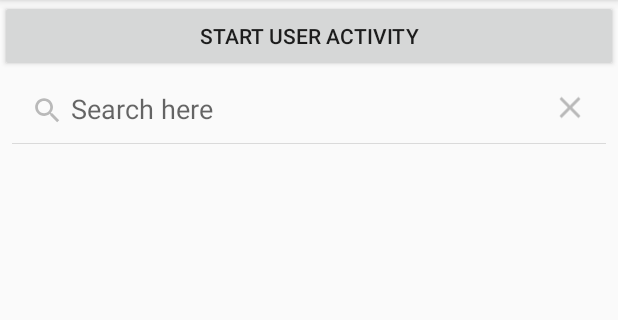
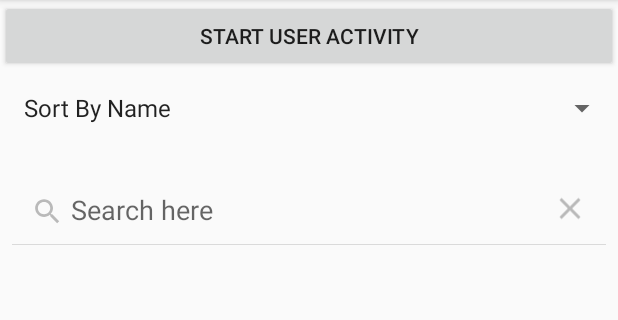
Before and after one commit to thitgorn/SSD-BookStore, an Android app: the screen it shows after launch (MainActivity), after a tap on "Search", on a phone screen of 412 x 824 dp, the part 84-404 px from its top. Run offline under Robolectric (Android 15) with nearby library versions, the phone set to English and light mode, and no system bars; network calls fail.

```diff
--- a/app/src/main/java/com/example/thitiwat/booklist/MainActivity.kt
+++ b/app/src/main/java/com/example/thitiwat/booklist/MainActivity.kt
@@ -6,8 +6,7 @@ import android.os.Bundle
 import android.provider.AlarmClock.EXTRA_MESSAGE
 import android.view.Menu
 import android.view.View
-import android.widget.ArrayAdapter
-import android.widget.SearchView
+import android.widget.*
 import com.example.thitiwat.booklist.model.Book
 import com.example.thitiwat.booklist.model.DataBookRepository
 import com.example.thitiwat.booklist.presenter.BookPresenter
@@ -17,6 +16,8 @@ import kotlinx.android.synthetic.main.activity_main.*
 class MainActivity : AppCompatActivity(), BookView {
 
     lateinit var BookView: BookPresenter
+    lateinit var options: Spinner
+    lateinit var result : TextView
 
     override fun onCreate(savedInstanceState: Bundle?) {
         super.onCreate(savedInstanceState)
@@ -26,6 +27,24 @@ class MainActivity : AppCompatActivity(), BookView {
         BookView.start()
 
         syncSearchView(search_view)
+
+        options = findViewById(R.id.spinner)
+        result = findViewById(R.id.result)
+
+        var option = arrayOf("Sort By Name","Sort by Year")
+        options.adapter = ArrayAdapter<String>(this,android.R.layout.simple_list_item_1,option)
+
+        options.onItemSelectedListener = object : AdapterView.OnItemSelectedListener{
+            override fun onNothingSelected(p0: AdapterView<*>?) {
+                result.text = "Select Sort"
+            }
+
+            override fun onItemSelected(p0: AdapterView<*>?, p1: View?, p2: Int, p3: Long) {
+                result.text = option.get(p2)
+            }
+
+        }
+
 
     }
 
--- a/app/src/main/res/layout/activity_main.xml
+++ b/app/src/main/res/layout/activity_main.xml
@@ -12,6 +12,19 @@
         android:layout_height="wrap_content"
         android:text="START USER ACTIVITY"
         android:onClick="startUserActivity"/>
+    <Spinner
+        android:layout_width="match_parent"
+        android:layout_height="wrap_content"
+        android:id="@+id/spinner"
+        />
+
+    <TextView
+        android:layout_width="match_parent"
+        android:layout_height="wrap_content"
+        android:id="@+id/result"
+        android:visibility="invisible"
+        />
+
 
     <LinearLayout
         android:layout_width="match_parent"
```
